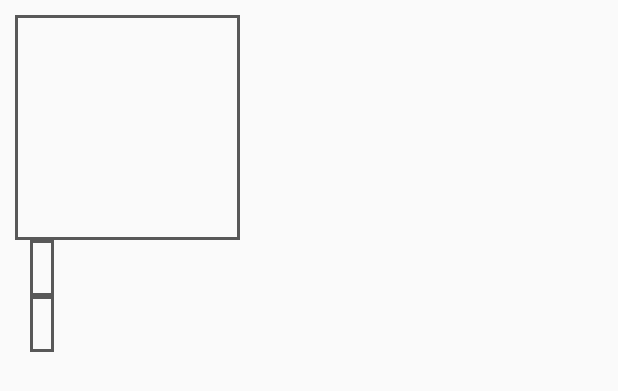
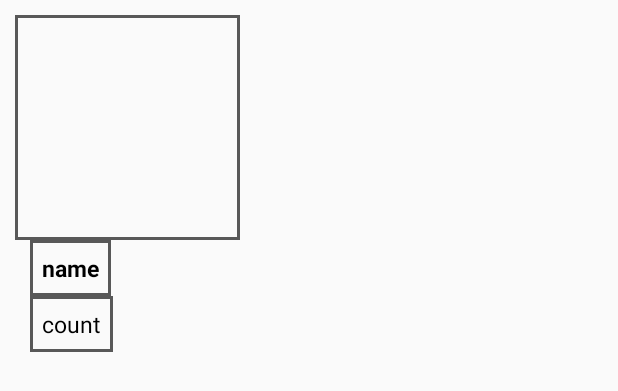
Before and after one commit to smailjak/MyPhone, an Android app: the layout adapter_photosfolder.xml on its own in the app's theme, with its tools: preview values and no code run, on a phone screen of 412 x 824 dp. Shown: the top 391 px of the screen. Run offline under Robolectric (Android 15) with nearby library versions, the phone set to English and light mode, and no system bars.

Commit message:
RecyclerView folder update
RecyclerView folder update  and path update

```diff
--- a/app/src/main/java/com/example/sh/androidregisterandlogin/TotalBattery/BatteryActivity.java
+++ b/app/src/main/java/com/example/sh/androidregisterandlogin/TotalBattery/BatteryActivity.java
@@ -7,9 +7,7 @@ import android.content.IntentFilter;
 import androidx.databinding.DataBindingUtil;
 import android.os.BatteryManager;
 import android.os.Bundle;
-import androidx.appcompat.app.ActionBar;
 import androidx.appcompat.app.AppCompatActivity;
-
 import com.example.sh.androidregisterandlogin.R;
 import com.example.sh.androidregisterandlogin.databinding.ActivityBatteryBinding;
 
@@ -24,7 +22,6 @@ public class BatteryActivity extends AppCompatActivity {
         Context context = getApplicationContext();
         IntentFilter iFilter = new IntentFilter(Intent.ACTION_BATTERY_CHANGED);
         context.registerReceiver(mBroadCastReceiver, iFilter);
-
         powerProfile();
 
     }
--- a/app/src/main/java/com/example/sh/androidregisterandlogin/TotalPhoto/PhotosFolderAdapter.java
+++ b/app/src/main/java/com/example/sh/androidregisterandlogin/TotalPhoto/PhotosFolderAdapter.java
@@ -10,7 +10,6 @@ import android.view.ViewGroup;
 import android.widget.ImageView;
 import android.widget.LinearLayout;
 import android.widget.TextView;
-
 import com.bumptech.glide.Glide;
 import com.example.sh.androidregisterandlogin.R;
 import com.example.sh.androidregisterandlogin.util.BaseRecylcerViewAdapter;
@@ -36,6 +35,7 @@ public class PhotosFolderAdapter extends BaseRecylcerViewAdapter<Model_images, P
             public void onClick(View v) {
                 Intent intent = new Intent(context, PhotosActivity.class);
                 context.startActivity(intent);
+
             }
         });
         return viewHolder;
@@ -44,14 +44,16 @@ public class PhotosFolderAdapter extends BaseRecylcerViewAdapter<Model_images, P
 
     @Override
     public void onBindView(ViewHolder viewHolder, int position) {
-        viewHolder.tvFolderName.setText(String.valueOf(getItem(position).getAl_imagepath()));
-        viewHolder.tvFolderCount.setText(getItem(position).getStr_folder());
+
+//        viewHolder.tvFolderName.setText(String.valueOf(getItem(position).getAl_imagepath()));
+        viewHolder.tvFolderName.setText(getItem(position).getStr_folder());
+        viewHolder.tvFolderCount.setText(Integer.toString(getItem(position).getAl_imagepath().size()));
+
         Glide.with(context).load("file://" + getItem(position)
                         .getAl_imagepath().get(0))
                         .into(viewHolder.ivImage);
 
     }
-//sdfsdfasdf
 
 
     @Override
--- a/app/src/main/res/layout/adapter_photosfolder.xml
+++ b/app/src/main/res/layout/adapter_photosfolder.xml
@@ -1,7 +1,7 @@
 <?xml version="1.0" encoding="utf-8"?>
 <RelativeLayout xmlns:android="http://schemas.android.com/apk/res/android"
-    android:layout_width="match_parent"
-    android:layout_height="match_parent"
+    android:layout_width="wrap_content"
+    android:layout_height="wrap_content"
     android:orientation="vertical">
 
     <LinearLayout
@@ -26,6 +26,7 @@
             android:layout_width="wrap_content"
             android:layout_height="wrap_content"
             android:layout_marginLeft="10dp"
+            android:text="name"
             android:background="@drawable/btn_bg_edge"
             android:textColor="#000000"
             android:textSize="15dp"
@@ -36,20 +37,21 @@
             android:layout_width="wrap_content"
             android:layout_height="wrap_content"
             android:layout_marginLeft="10dp"
+            android:text="count"
             android:layout_marginBottom="10dp"
             android:background="@drawable/btn_bg_edge"
             android:textColor="#000000"
             android:textSize="15dp" />
     </LinearLayout>
 
-    <RelativeLayout
-        android:id="@+id/rl_select"
-        android:layout_width="match_parent"
-        android:layout_height="match_parent"
-        android:layout_alignParentStart="true"
-        android:layout_alignParentTop="true"
-        android:alpha="0.5">
+    <!--<RelativeLayout-->
+        <!--android:id="@+id/rl_select"-->
+        <!--android:layout_width="match_parent"-->
+        <!--android:layout_height="wrap_content"-->
+        <!--android:layout_alignParentStart="true"-->
+        <!--android:layout_alignParentTop="true"-->
+        <!--android:alpha="0.5">-->
 
-    </RelativeLayout>
+    <!--</RelativeLayout>-->
 
 </RelativeLayout>
```
